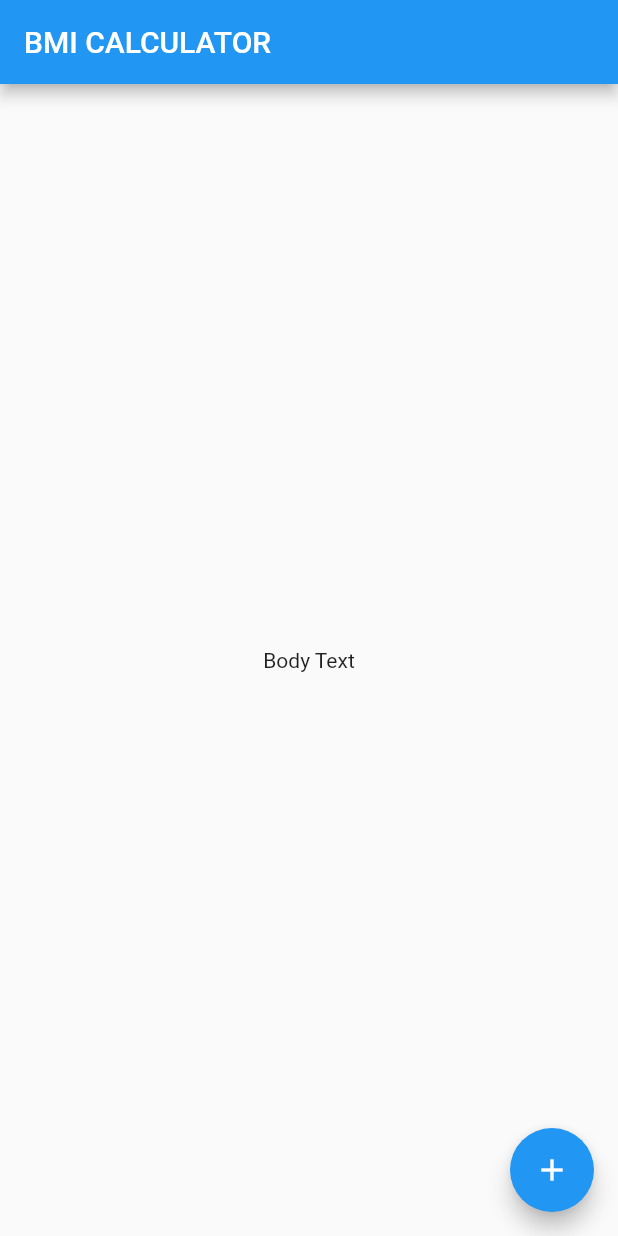
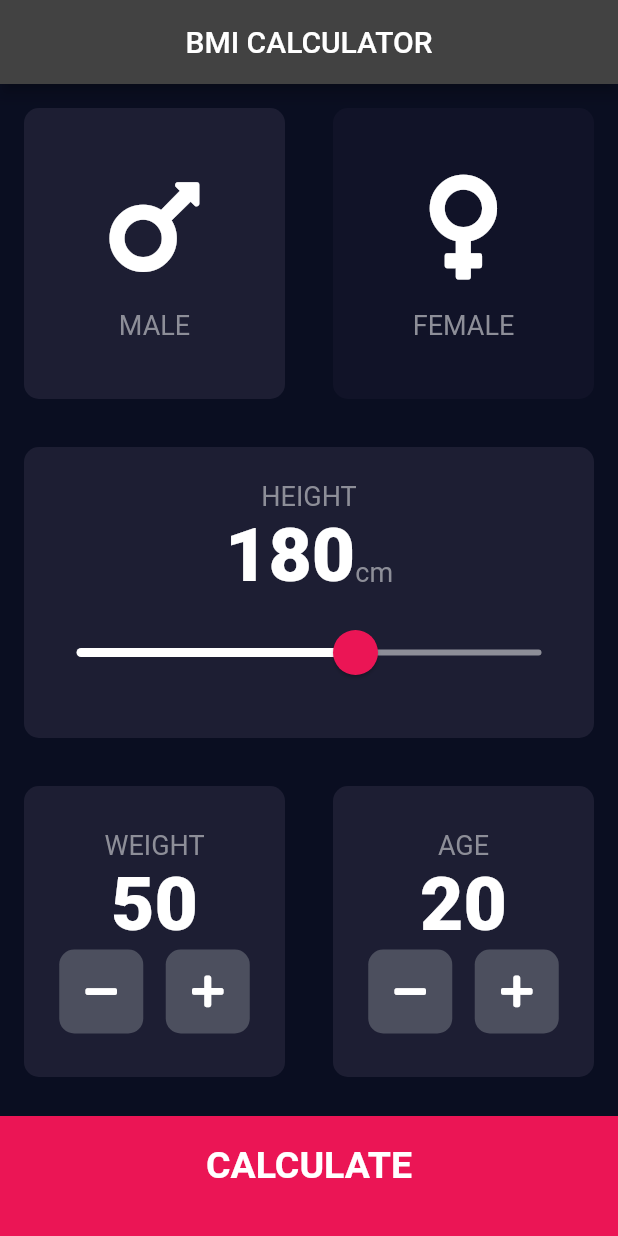
Before and after one commit to HeratUni-CS/bmi-calculator-SayeedMahdi, a Flutter app: the screen it shows after launch, on a phone screen of 412 x 824 dp. Run offline on Flutter 3.47's test engine with Material 2 defaults, Android fonts, the phone set to English and light mode, and no system bars; our stand-ins replace font_awesome_flutter.

Commit message:
BMI calc added

```diff
--- /dev/null
+++ b/lib/Components/BottomContainer_Button.dart
@@ -0,0 +1,28 @@
+import 'package:flutter/material.dart';
+import '../constants.dart';
+
+class BottomContainer extends StatelessWidget {
+  final String text;
+  final VoidCallback? onTap;
+
+  BottomContainer({required this.text, required this.onTap});
+  @override
+  Widget build(BuildContext context) {
+    return GestureDetector(
+      onTap: onTap,
+      child: Container(
+        color: kbottomContainerColor,
+        margin: EdgeInsets.only(top: 10.0),
+        width: double.infinity,
+        height: kbottomContainerHeight,
+        padding: EdgeInsets.only(bottom: 15.0),
+        child: Center(
+          child: Text(
+            text,
+            style: klargeBottomButtonTextStyle,
+          ),
+        ),
+      ),
+    );
+  }
+}
--- /dev/null
+++ b/lib/Components/Icon_Content.dart
@@ -0,0 +1,31 @@
+import 'package:flutter/material.dart';
+import '../constants.dart';
+
+const sizedBox = SizedBox(
+  height: 15.0,
+);
+
+const iconSize = 80.0;
+
+class IconContent extends StatelessWidget {
+  final IconData myicon;
+  final String text;
+  IconContent({required this.myicon, required this.text});
+  @override
+  Widget build(BuildContext context) {
+    return Column(
+      mainAxisAlignment: MainAxisAlignment.center,
+      children: [
+        Icon(
+          myicon,
+          size: iconSize,
+        ),
+        sizedBox,
+        Text(
+          text,
+          style: klabelTextStyle,
+        ),
+      ],
+    );
+  }
+}
--- /dev/null
+++ b/lib/Components/Reusable_Bg.dart
@@ -0,0 +1,20 @@
+import 'package:flutter/material.dart';
+
+class ReusableBg extends StatelessWidget {
+  // ignore: non_constant_identifier_names
+  ReusableBg({required this.colour, required this.cardChild}); //remove required
+  final Color colour;
+  final Widget cardChild;
+
+  @override
+  Widget build(BuildContext context) {
+    return Container(
+      child: cardChild,
+      margin: EdgeInsets.all(16.0),
+      decoration: BoxDecoration(
+        color: colour,
+        borderRadius: BorderRadius.circular(10.0),
+      ),
+    );
+  }
+}
--- /dev/null
+++ b/lib/Components/RoundIcon_Button.dart
@@ -0,0 +1,22 @@
+import 'package:flutter/material.dart';
+
+class RoundIconButton extends StatelessWidget {
+  final IconData icon;
+  final VoidCallback? onPressed;
+
+  RoundIconButton({required this.icon, required this.onPressed});
+  @override
+  Widget build(BuildContext context) {
+    return RawMaterialButton(
+      child: Icon(icon),
+      constraints: BoxConstraints.tightFor(
+        width: 56.0,
+        height: 56.0,
+      ),
+      elevation: 0.0,
+      onPressed: onPressed,
+      shape: RoundedRectangleBorder(borderRadius: BorderRadius.circular(10.0)),
+      fillColor: Color(0xFF4C4F5E),
+    );
+  }
+}
--- /dev/null
+++ b/lib/Screens/input_page.dart
@@ -0,0 +1,251 @@
+import 'package:flutter/cupertino.dart';
+import 'package:flutter/material.dart';
+import 'package:font_awesome_flutter/font_awesome_flutter.dart';
+import '../Components/Icon_Content.dart';
+import '../Components/Reusable_Bg.dart';
+import '../Components/RoundIcon_Button.dart';
+import '../constants.dart';
+import 'Results_Page.dart';
+import '../Components/BottomContainer_Button.dart';
+import '../calculator_brain.dart';
+
+// ignore: must_be_immutable
+class InputPage extends StatefulWidget {
+  @override
+  _InputPageState createState() => _InputPageState();
+}
+
+//ENUMERATION : The action of establishing number of something , implicit way
+enum Gender {
+  male,
+  female,
+}
+
+class _InputPageState extends State<InputPage> {
+  //by default male will be selected
+
+  late Gender selectedGender = Gender.male;
+  int height = 180;
+  int weight = 50;
+  int age = 20;
+  @override
+  Widget build(BuildContext context) {
+    return Scaffold(
+      appBar: AppBar(
+        title: Center(
+          child: Text('BMI CALCULATOR'),
+        ),
+      ),
+      body: Column(
+        crossAxisAlignment: CrossAxisAlignment.stretch,
+        children: [
+          Expanded(
+            child: Row(
+              children: [
+                Expanded(
+                  child: GestureDetector(
+                    onTap: () {
+                      setState(() {
+                        selectedGender = Gender.male;
+                      });
+                    },
+                    child: ReusableBg(
+                      colour: selectedGender == Gender.male
+                          ? kactiveCardColor
+                          : kinactiveCardColor,
+                      cardChild: IconContent(
+                          myicon: FontAwesomeIcons.mars, text: 'MALE'),
+                    ),
+                  ),
+                ),
+                Expanded(
+                  child: GestureDetector(
+                    onTap: () {
+                      setState(() {
+                        selectedGender = Gender.female;
+                      });
+                    },
+                    child: ReusableBg(
+                      colour: selectedGender == Gender.female
+                          ? kactiveCardColor
+                          : kinactiveCardColor,
+                      cardChild: IconContent(
+                          myicon: FontAwesomeIcons.venus, text: 'FEMALE'),
+                    ),
+                  ),
+                ),
+              ],
+            ),
+          ),
+          Expanded(
+            child: ReusableBg(
+              colour: kactiveCardColor,
+              cardChild: Column(
+                mainAxisAlignment: MainAxisAlignment.center,
+                children: [
+                  Text(
+                    'HEIGHT',
+                    style: klabelTextStyle,
+                  ),
+                  Row(
+                    mainAxisAlignment: MainAxisAlignment.center,
+                    crossAxisAlignment: CrossAxisAlignment.baseline,
+                    textBaseline: TextBaseline.alphabetic,
+                    children: [
+                      Text(
+                        height.toString(),
+                        style: kDigitTextStyle,
+                      ),
+                      Text(
+                        'cm',
+                        style: klabelTextStyle,
+                      ),
+                    ],
+                  ),
+                  SliderTheme(
+                    data: SliderTheme.of(context).copyWith(
+                      activeTrackColor: Colors.white,
+                      inactiveTrackColor: ksliderInactiveColor,
+                      thumbColor: Color(0xFFEB1555),
+                      overlayColor: Color(0x29EB1555),
+                      thumbShape:
+                          RoundSliderThumbShape(enabledThumbRadius: 15.0),
+                      overlayShape:
+                          RoundSliderOverlayShape(overlayRadius: 35.0),
+                    ),
+                    child: Slider(
+                      value: height.toDouble(),
+                      min: 120,
+                      max: 220,
+                      onChanged: (double newValue) {
+                        setState(() {
+                          height = newValue.round();
+                        });
+                      },
+                    ),
+                  ),
+                ],
+              ),
+            ),
+          ),
+          Expanded(
+            child: Row(
+              children: [
+                Expanded(
+                  child: ReusableBg(
+                    colour: kactiveCardColor,
+                    cardChild: Column(
+                      mainAxisAlignment: MainAxisAlignment.center,
+                      children: [
+                        Text(
+                          'WEIGHT',
+                          style: klabelTextStyle,
+                        ),
+                        Text(
+                          weight.toString(),
+                          style: kDigitTextStyle,
+                        ),
+                        Row(
+                          mainAxisAlignment: MainAxisAlignment.center,
+                          children: [
+                            RoundIconButton(
+                              icon: FontAwesomeIcons.minus,
+                              onPressed: () {
+                                setState(() {
+                                  weight--;
+                                });
+                              },
+                            ),
+                            SizedBox(
+                              width: 15.0,
+                            ),
+                            RoundIconButton(
+                              icon: FontAwesomeIcons.plus,
+                              onPressed: () {
+                                setState(() {
+                                  weight++;
+                                });
+                              },
+                            ),
+                          ],
+                        ),
+                      ],
+                    ),
+                  ),
+                ),
+                Expanded(
+                  child: ReusableBg(
+                    colour: kactiveCardColor,
+                    cardChild: Column(
+                      mainAxisAlignment: MainAxisAlignment.center,
+                      children: [
+                        Text(
+                          'AGE',
+                          style: klabelTextStyle,
+                        ),
+                        Text(
+                          age.toString(),
+                          style: kDigitTextStyle,
+                        ),
+                        Row(
+                          mainAxisAlignment: MainAxisAlignment.center,
+                          children: [
+                            RoundIconButton(
+                              icon: FontAwesomeIcons.minus,
+                              onPressed: () {
+                                setState(() {
+                                  age--;
+                                });
+                              },
+                            ),
+                            SizedBox(width: 15.0),
+                            RoundIconButton(
+                              icon: FontAwesomeIcons.plus,
+                              onPressed: () {
+                                setState(() {
+                                  age++;
+                                });
+                              },
+                            ),
+                          ],
+                        ),
+                      ],
+                    ),
+                  ),
+                ),
+              ],
+            ),
+          ),
+          BottomContainer(
+            text: 'CALCULATE',
+            onTap: () {
+              Calculate calc = Calculate(height: height, weight: weight);
+
+              Navigator.push(
+                context,
+                MaterialPageRoute(
+                  builder: (context) => ResultPage(
+                    bmi: calc.result(),
+                    resultText: calc.getText(),
+                    advise: calc.getAdvise(),
+                    textColor: calc.getTextColor(),
+                  ),
+                ),
+              );
+            },
+          ),
+        ],
+      ),
+
+      // floatingActionButton: FloatingActionButton(
+      //   onPressed: () {},
+      //   child: Icon(
+      //     Icons.favorite,
+      //     color: Colors.pink,
+      //     size: 23.0,
+      //   ),
+      //   backgroundColor: kactiveCardColor,
+      // ),
+    );
+  }
+}
--- /dev/null
+++ b/lib/calculator_brain.dart
@@ -0,0 +1,42 @@
+import 'dart:math';
+import 'package:flutter/material.dart';
+
+class Calculate {
+  Calculate({required this.height, required this.weight});
+  final int height;
+  final int weight;
+  double _bmi = 0;
+  Color _textColor = Color(0xFF24D876);
+  String result() {
+    _bmi = (weight / pow(height / 100, 2));
+    return _bmi.toStringAsFixed(1);
+  }
+
+  String getText() {
+    if (_bmi >= 25) {
+      return 'OVERWEIGHT';
+    } else if (_bmi > 18.5) {
+      return 'NORMAL';
+    } else {
+      return 'UNDERWEIGHT';
+    }
+  }
+
+  String getAdvise() {
+    if (_bmi >= 25) {
+      return 'You have a more than normal body weight.\n Try to do more Exercise';
+    } else if (_bmi > 18.5) {
+      return 'You have a normal body weight.\nGood job!';
+    } else {
+      return 'You have a lower than normal body weight.\n Try to eat more';
+    }
+  }
+
+  Color getTextColor() {
+    if (_bmi >= 25 || _bmi <= 18.5) {
+      return Colors.deepOrangeAccent;
+    } else {
+      return Color(0xFF24D876);
+    }
+  }
+}
--- /dev/null
+++ b/lib/constants.dart
@@ -0,0 +1,37 @@
+import 'package:flutter/material.dart';
+
+const kactiveCardColor = Color(0xFF1D1E33);
+const kinactiveCardColor = Color(0xFF111328);
+const ksliderInactiveColor = Color(0xFF8D8E98);
+const kbottomContainerHeight = 80.0;
+const kbottomContainerColor = Color(0xFFEB1555);
+const klabelTextStyle = TextStyle(
+  fontSize: 18.0,
+  color: Color(0xFF8D8E98),
+);
+const kDigitTextStyle = TextStyle(
+  fontSize: 50,
+  fontWeight: FontWeight.w900,
+);
+const klargeBottomButtonTextStyle = TextStyle(
+  fontWeight: FontWeight.bold,
+  color: Colors.white,
+  fontSize: 25.0,
+);
+const ktitleTextStyle = TextStyle(
+  fontSize: 50.0,
+  fontWeight: FontWeight.bold,
+);
+const kResultTextStyle = TextStyle(
+  color: Color(0xFF24D876),
+  fontSize: 27.0,
+  fontWeight: FontWeight.bold,
+);
+
+const kBMITextStyle = TextStyle(
+  fontSize: 100.0,
+  fontWeight: FontWeight.bold,
+);
+const kBodyTextStyle = TextStyle(
+  fontSize: 22,
+);
--- a/lib/main.dart
+++ b/lib/main.dart
@@ -1,35 +1,17 @@
 import 'package:flutter/material.dart';
+import 'Screens/input_page.dart';
 
-void main() => runApp(BMICalculator());
+void main() => runApp(MyApp());
 
-class BMICalculator extends StatelessWidget {
+class MyApp extends StatelessWidget {
   @override
   Widget build(BuildContext context) {
     return MaterialApp(
+      theme: ThemeData.dark().copyWith(
+        primaryColor: Color(0xFF0A0E21),
+        scaffoldBackgroundColor: Color(0xFF0A0E21),
+      ),
       home: InputPage(),
     );
   }
 }
-
-class InputPage extends StatefulWidget {
-  @override
-  State<InputPage> createState() => _InputPageState();
-}
-
-class _InputPageState extends State<InputPage> {
-  @override
-  Widget build(BuildContext context) {
-    return Scaffold(
-      appBar: AppBar(
-        title: Text('BMI CALCULATOR'),
-      ),
-      body: Center(
-        child: Text('Body Text'),
-      ),
-      floatingActionButton: FloatingActionButton(
-        onPressed: () {},
-        child: Icon(Icons.add),
-      ),
-    );
-  }
-}
```
Also changed, not shown: lib/Screens/Results_Page.dart (added, +105 -0 lines), pubspec.yaml (+7 -21 lines), pubspec.lock, 36 other files.
